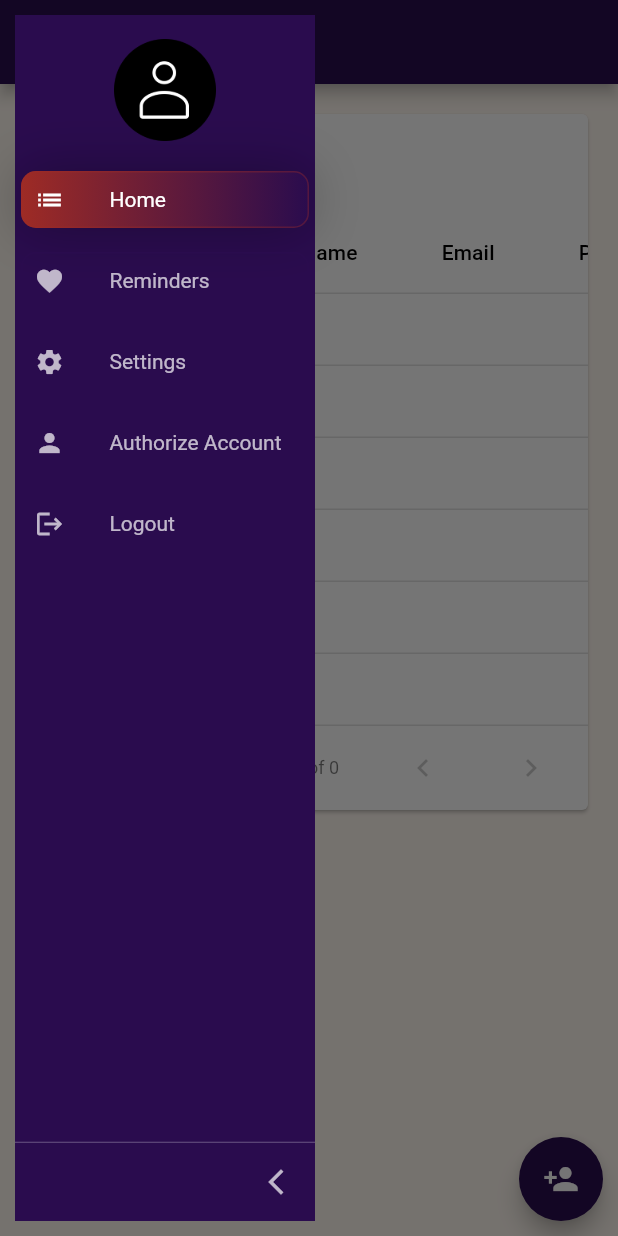
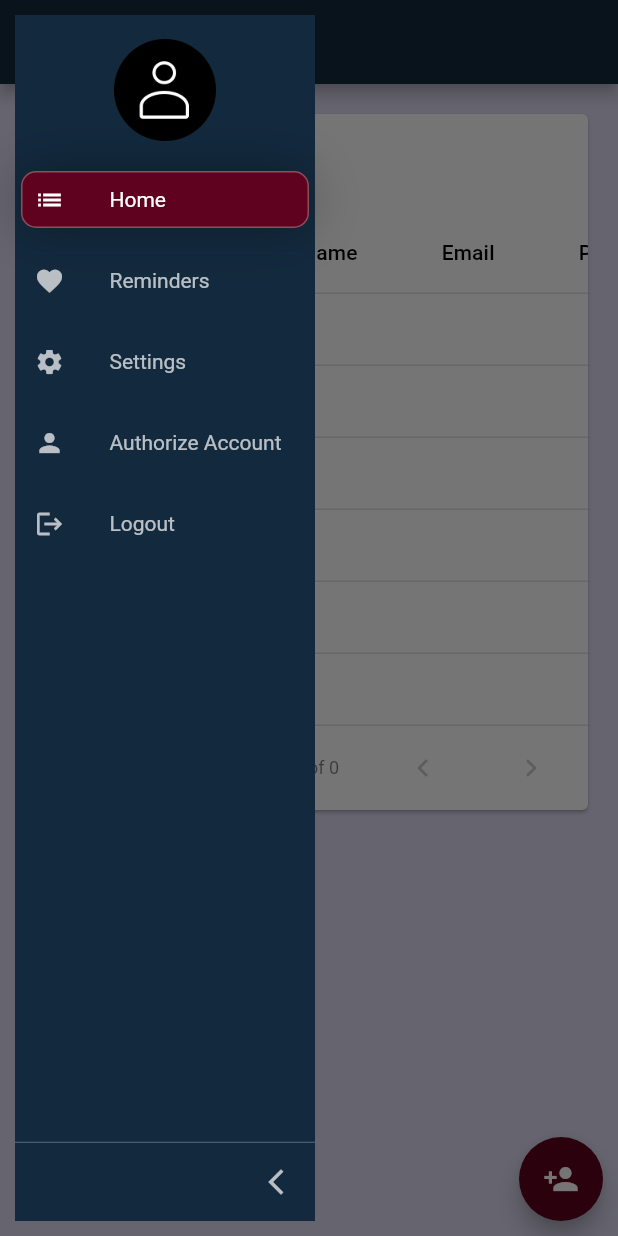
Before and after one commit to Rikveet/Subscription-App, a Flutter app: the Dashboard screen opened by its route, with the side drawer open, on a phone screen of 412 x 824 dp. Run offline on Flutter 3.47's test engine with Material 2 defaults, Android fonts, the phone set to English and light mode, and no system bars; drawn by our look-alikes of sidebarx; our stand-ins replace flutter_dotenv, flutter_form_builder, lottie, supabase_flutter; accounts and stored records are empty.

Commit message:
Added login for register. Added logic to view authorized_users and add authorize new user emails. Added checkbox input field Refactored code

```diff
--- a/lib/constants.dart
+++ b/lib/constants.dart
@@ -7,20 +7,18 @@ import 'package:supabase_flutter/supabase_flutter.dart';
 final String SUPABASE_URL = dotenv.env['SUPABASE_URL'] as String;
 final String SUPABASE_KEY = dotenv.env['SUPABASE_KEY'] as String;
 final CLIENT = Supabase.instance.client;
-const PRIMARY_COLOR = Color(0xFF2A0C4E);
-const CANVAS_COLOR = Color(0xFF2A0C4E);
-const SCAFFOLD_BACKGROUND_COLOR = Color(0xFFFFF8F0);
-const ACCENT_CANVAS_COLOR = Color(0xFF9E2B25);
+const DASHBOARD_MENU_BACKGROUND_COLOR = Color(0xFF13293D);
+const BACKGROUND_COLOR = Color(0xFFDDDBF1);
+const ACTIVE_OPTION_COLOR = Color(0xFFD1BEB0);
+const ACTION_COLOR = Color(0xFF5F021F);
 const WHITE = Colors.white;
-final ACTION_COLOR = const Color(0xFF9E2B25).withOpacity(0.6);
-const BUTTON_COLOR = Color(0xFF5135B4);
 final DIVIDER = Divider(color: WHITE.withOpacity(0.3), height: 1);
 const FORM_VERTICAL_GAP = SizedBox(height: 15);
 ButtonStyle FORM_BUTTON_STYLE = ButtonStyle(
   // styling for menu buttons
   shape: MaterialStateProperty.all(RoundedRectangleBorder(borderRadius: BorderRadius.circular(10.0))),
   textStyle: MaterialStateProperty.all(const TextStyle(fontSize: 18, color: WHITE)),
-  backgroundColor: MaterialStateProperty.all(BUTTON_COLOR),
+  backgroundColor: MaterialStateProperty.all(ACTION_COLOR),
   fixedSize: MaterialStateProperty.all(const Size(150, 50)),
 );
 
@@ -43,7 +41,6 @@ SnackBar SuccessSnackBar(String content) {
   );
 }
 
-
 SnackBar ErrorSnackBar(String content) {
   return SnackBar(
     content: Text(
@@ -56,17 +53,13 @@ SnackBar ErrorSnackBar(String content) {
 
 String getTitleByIndex(int index) {
   switch (index) {
-    case 0:
-      return 'Home';
     case 1:
       return 'Reminders';
     case 2:
       return 'Settings';
     case 3:
       return 'Authorize Account';
-    case 4:
-      return 'Settings';
     default:
-      return 'Not found page';
+      return 'Home';
   }
 }
--- a/lib/views/dashboard.dart
+++ b/lib/views/dashboard.dart
@@ -1,5 +1,6 @@
 import 'package:flutter/material.dart';
-import 'package:radha_swami_management_system/views/dashboard_views/attendee_list_display.dart';
+import 'package:radha_swami_management_system/views/dashboard_views/attendee_list_table.dart';
+import 'package:radha_swami_management_system/views/dashboard_views/authorized_users.dart';
 import 'package:sidebarx/sidebarx.dart';
 import 'package:radha_swami_management_system/constants.dart';
 import 'package:radha_swami_management_system/widgets/nav.dart';
@@ -17,7 +18,12 @@ class DashboardState extends State<Dashboard> {
   final dashboardController = SidebarXController(selectedIndex: 0, extended: true);
   final key = GlobalKey<ScaffoldState>();
 
-  // TODO: try and implement a detection system to detect if user logged out
+  late final Stream<List<Map<String, dynamic>>>? usersStream;
+
+  @override
+  void initState() {
+    super.initState();
+  }
 
   @override
   Widget build(BuildContext context) {
@@ -27,7 +33,7 @@ class DashboardState extends State<Dashboard> {
         key: key,
         appBar: isSmallScreen
             ? AppBar(
-                backgroundColor: CANVAS_COLOR,
+                backgroundColor: DASHBOARD_MENU_BACKGROUND_COLOR,
                 title: Text(getTitleByIndex(dashboardController.selectedIndex)),
                 leading: IconButton(
                   onPressed: () {
@@ -51,7 +57,7 @@ class DashboardState extends State<Dashboard> {
                     case 2:
                       return Container(); // Settings
                     case 3:
-                      return Container(); // Authorize Accounts
+                      return AuthorizedUsersTable(); // Authorize Accounts
                     default: // case 0 and any other case that only uses onTap functionality
                       return AttendeeListTable();
                   }
@@ -63,4 +69,10 @@ class DashboardState extends State<Dashboard> {
       );
     });
   }
+
+  @override
+  void dispose() {
+    dashboardController.dispose();
+    super.dispose();
+  }
 }
--- a/lib/views/dashboard_views/attendee_list_display.dart
+++ /dev/null
@@ -1,61 +0,0 @@
-import 'package:flutter/material.dart';
-import 'package:radha_swami_management_system/constants.dart';
-import 'package:radha_swami_management_system/widgets/form/add_attendee.dart';
-import 'package:radha_swami_management_system/widgets/attendee_list_display.dart';
-import 'package:supabase_flutter/supabase_flutter.dart';
-
-class AttendeeListTable extends StatelessWidget {
-  final Stream<List<Map<String, dynamic>>> attendeeStream = Supabase.instance.client.from('attendee').stream(primaryKey: ['id']);
-
-  AttendeeListTable({super.key});
-
-  @override
-  Widget build(BuildContext context) {
-    return (Stack(
-      children: [
-        StreamBuilder<List<Map<String, dynamic>>>(
-            stream: attendeeStream,
-            builder: (context, snapshot) {
-              if (!snapshot.hasData) {
-                return Loading(300, 300, 'loading_cloud_data');
-              }
-              final attendeeList = snapshot.data!;
-              return ListView(
-                padding: const EdgeInsets.all(16),
-                children: [
-                  PaginatedDataTable(
-                    header: const Text('Attendee List'),
-                    rowsPerPage: 6,
-                    columns: const [
-                      DataColumn(label: Text('First Name')),
-                      DataColumn(label: Text('Last Name')),
-                      DataColumn(label: Text('Email')),
-                      DataColumn(label: Text('Phone Number')),
-                      DataColumn(label: Text('City')),
-                    ],
-                    source: AttendeeListDisplay(data: attendeeList),
-                  ),
-                ],
-              );
-            }),
-        Positioned(
-          right: 10,
-          bottom: 10,
-          child: FloatingActionButton(
-            backgroundColor: PRIMARY_COLOR,
-            onPressed: () {
-              showDialog(
-                context: context,
-                builder: (context) {
-                  return const AddAttendeeForm();
-                },
-              );
-            },
-            child: const Icon(Icons.person_add),
-          ),
-        )
-      ],
-    ));
-  }
-
-}
--- /dev/null
+++ b/lib/views/dashboard_views/attendee_list_table.dart
@@ -0,0 +1,62 @@
+import 'package:flutter/material.dart';
+import 'package:radha_swami_management_system/constants.dart';
+import 'package:radha_swami_management_system/widgets/form/add_attendee.dart';
+import 'package:radha_swami_management_system/widgets/attendee_list.dart';
+
+class AttendeeListTable extends StatelessWidget {
+  final Stream<List<Map<String, dynamic>>> attendeeStream = CLIENT.from('attendee').stream(primaryKey: ['id']);
+
+  AttendeeListTable({super.key});
+
+  @override
+  Widget build(BuildContext context) {
+    return (Stack(
+      children: [
+        StreamBuilder<List<Map<String, dynamic>>>(
+          stream: attendeeStream,
+          builder: (context, snapshot) {
+            if (!snapshot.hasData) {
+              return Loading(300, 300, 'loading_cloud_data');
+            }
+            final attendeeList = snapshot.data!;
+            return Stack(children: [
+              ListView(
+                padding: const EdgeInsets.all(16),
+                children: [
+                  PaginatedDataTable(
+                    header: const Text('Attendee List'),
+                    rowsPerPage: 6,
+                    columns: const [
+                      DataColumn(label: Text('First Name')),
+                      DataColumn(label: Text('Last Name')),
+                      DataColumn(label: Text('Email')),
+                      DataColumn(label: Text('Phone Number')),
+                      DataColumn(label: Text('City')),
+                    ],
+                    source: AttendeeList(data: attendeeList),
+                  ),
+                ],
+              ),
+              Positioned(
+                right: 10,
+                bottom: 10,
+                child: FloatingActionButton(
+                  backgroundColor: ACTION_COLOR,
+                  onPressed: () {
+                    showDialog(
+                      context: context,
+                      builder: (context) {
+                        return const AddAttendeeForm();
+                      },
+                    );
+                  },
+                  child: const Icon(Icons.person_add),
+                ),
+              )
+            ]);
+          },
+        )
+      ],
+    ));
+  }
+}
--- /dev/null
+++ b/lib/widgets/attendee_list.dart
@@ -0,0 +1,27 @@
+import 'package:flutter/material.dart';
+
+class AttendeeList extends DataTableSource {
+  final List<Map<String, dynamic>> data;
+
+  AttendeeList({required this.data});
+
+  @override
+  DataRow? getRow(int index) {
+    return DataRow(cells: [
+      DataCell(Text(data[index]['firstName'])),
+      DataCell(Text(data[index]['lastName'])),
+      DataCell(Text(data[index]['email'])),
+      DataCell((Text((data[index]['phoneNumber'] ?? '').toString()))),
+      DataCell(Text(data[index]['city'])),
+    ]);
+  }
+
+  @override
+  bool get isRowCountApproximate => false;
+
+  @override
+  int get rowCount => data.length;
+
+  @override
+  int get selectedRowCount => 0;
+}
--- a/lib/widgets/form/core/input_field.dart
+++ b/lib/widgets/form/core/input_field.dart
@@ -39,12 +39,12 @@ class InputFieldState extends State<InputField> {
                   icon: Icon(isObscured ? Icons.remove_red_eye : Icons.remove_red_eye_outlined))
               : null,
           enabledBorder: const OutlineInputBorder(borderSide: BorderSide(color: Colors.blueGrey)),
-          focusedBorder: const OutlineInputBorder(borderSide: BorderSide(color: PRIMARY_COLOR)),
+          focusedBorder: const OutlineInputBorder(borderSide: BorderSide(color: ACTIVE_OPTION_COLOR)),
           errorBorder: const OutlineInputBorder(borderSide: BorderSide(color: Colors.red)),
           fillColor: WHITE,
           filled: true,
           labelText: widget.labelText,
-          labelStyle: const TextStyle(color: PRIMARY_COLOR)),
+          labelStyle: const TextStyle(color: Colors.black)),
     );
   }
 }
--- a/lib/widgets/nav.dart
+++ b/lib/widgets/nav.dart
@@ -17,7 +17,7 @@ class Nav extends StatelessWidget {
       theme: SidebarXTheme(
         margin: const EdgeInsets.all(10),
         decoration: BoxDecoration(
-          color: CANVAS_COLOR,
+          color: DASHBOARD_MENU_BACKGROUND_COLOR,
           borderRadius: BorderRadius.circular(20),
         ),
         hoverColor: ACTION_COLOR,
@@ -27,16 +27,14 @@ class Nav extends StatelessWidget {
         selectedItemTextPadding: const EdgeInsets.only(left: 30),
         itemDecoration: BoxDecoration(
           borderRadius: BorderRadius.circular(10),
-          border: Border.all(color: CANVAS_COLOR),
+          border: Border.all(color: DASHBOARD_MENU_BACKGROUND_COLOR),
         ),
         selectedItemDecoration: BoxDecoration(
           borderRadius: BorderRadius.circular(10),
           border: Border.all(
-            color: ACTION_COLOR.withOpacity(0.37),
+            color: ACTIVE_OPTION_COLOR.withOpacity(0.4),
           ),
-          gradient: const LinearGradient(
-            colors: [ACCENT_CANVAS_COLOR, CANVAS_COLOR],
-          ),
+          color: ACTION_COLOR,
           boxShadow: [
             BoxShadow(
               color: Colors.black.withOpacity(0.28),
@@ -56,7 +54,7 @@ class Nav extends StatelessWidget {
       extendedTheme: const SidebarXTheme(
         width: 200,
         decoration: BoxDecoration(
-          color: CANVAS_COLOR,
+          color: DASHBOARD_MENU_BACKGROUND_COLOR,
         ),
       ),
       footerDivider: DIVIDER,
@@ -94,7 +92,7 @@ class Nav extends StatelessWidget {
                 ScaffoldMessenger.of(context).showSnackBar(ErrorSnackBar('Unexpected error occurred. Please contact the admin.'));
               }).whenComplete(() {
                 ScaffoldMessenger.of(context).showSnackBar(SuccessSnackBar('Logged out. See you soon!'));
-                Navigator.of(context).pushReplacementNamed('/login');
+                //Navigator.of(context).pushReplacementNamed('/login');
               });
             }),
       ],
--- a/lib/widgets/attendee_list_display.dart
+++ b/lib/widgets/user_list.dart
@@ -1,19 +1,18 @@
 import 'package:flutter/material.dart';
-import 'package:supabase_flutter/supabase_flutter.dart';
 
-class AttendeeListDisplay extends DataTableSource {
+class UserList extends DataTableSource {
   final List<Map<String, dynamic>> data;
 
-  AttendeeListDisplay({required this.data});
+  UserList({required this.data});
 
   @override
   DataRow? getRow(int index) {
     return DataRow(cells: [
-      DataCell(Text(data[index]['firstName'])),
-      DataCell(Text(data[index]['lastName'])),
+      DataCell(Text(data[index]['name'])),
       DataCell(Text(data[index]['email'])),
-      DataCell((Text((data[index]['phoneNumber'] ?? '').toString()))),
-      DataCell(Text(data[index]['city'])),
+      DataCell(Row(
+        children: (data[index]['permissions'] as List<dynamic>).map((permission) => Text(permission as String)).toList(),
+      )),
     ]);
   }
 
```
Also changed, not shown: lib/main.dart (+8 -4 lines), lib/models/user.dart (added, +7 -0 lines), lib/views/dashboard_views/authorized_users.dart (added, +66 -0 lines), lib/views/login.dart (+1 -20 lines), lib/views/register.dart (+24 -7 lines), lib/views/spalsh_page.dart (+32 -11 lines), lib/widgets/form/add_user.dart (added, +178 -0 lines), lib/widgets/form/core/input_checkbox.dart (added, +20 -0 lines), 2 other files.
